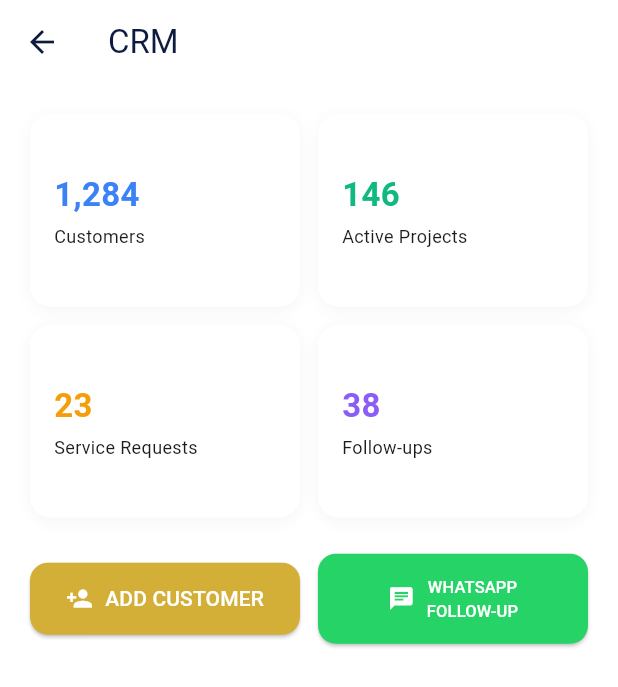
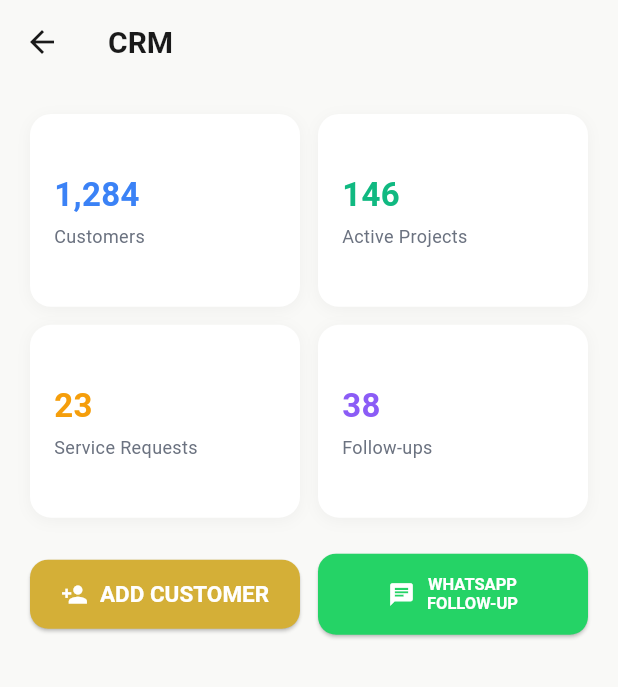
Before and after one commit to printersharitham-sketch/sign-bro, a Flutter app: the CRMPage screen opened directly, on a phone screen of 412 x 824 dp. Shown: the top 687 px of the screen. Run offline on Flutter 3.47's test engine with Material 3 defaults, Android fonts, the light colour scheme and no system bars; our stand-ins replace audioplayers, camera; Roboto replaces fonts that are missing (Poppins).

Commit message:
Update SIGN BRO: widgets, models, theme, tests (batch 2/8)

```diff
--- a/lib/main.dart
+++ b/lib/main.dart
@@ -6,6 +6,7 @@ import 'screens/ar_scan_screen.dart';
 import 'screens/projects_screen.dart';
 import 'screens/profile_screen.dart';
 import 'widgets/bottom_nav.dart';
+import 'pages/sign_bro_technology_page.dart';
 
 void main() {
   WidgetsFlutterBinding.ensureInitialized();
@@ -22,6 +23,9 @@ class SignBroApp extends StatelessWidget {
       debugShowCheckedModeBanner: false,
       theme: AppTheme.theme,
       home: const MainShell(),
+      routes: {
+        '/technologies': (_) => const SignBroTechnologyPage(),
+      },
     );
   }
 }
--- a/lib/theme/app_theme.dart
+++ b/lib/theme/app_theme.dart
@@ -5,27 +5,64 @@ class AppTheme {
   static const navy = Color(0xFF0D1B3E);
   static const cyan = Color(0xFF00D4FF);
   static const white = Colors.white;
+  static const background = Color(0xFFF9F9F7);
+  static const darkText = Color(0xFF1A1A1A);
+  static const greyText = Color(0xFF6B7280);
+  static const lightGrey = Color(0xFFF3F4F6);
 
   static ThemeData get theme => ThemeData(
     primaryColor: gold,
-    scaffoldBackgroundColor: Colors.white,
+    scaffoldBackgroundColor: background,
     fontFamily: 'Poppins',
+    colorScheme: ColorScheme.light(
+      primary: gold,
+      secondary: gold,
+      surface: white,
+    ),
     appBarTheme: const AppBarTheme(
-      backgroundColor: Colors.white,
-      foregroundColor: navy,
+      backgroundColor: background,
+      foregroundColor: darkText,
       elevation: 0,
+      centerTitle: false,
+      titleTextStyle: TextStyle(
+        color: darkText,
+        fontSize: 20,
+        fontWeight: FontWeight.bold,
+        fontFamily: 'Poppins',
+      ),
+      iconTheme: IconThemeData(color: darkText),
     ),
     elevatedButtonTheme: ElevatedButtonThemeData(
       style: ElevatedButton.styleFrom(
         backgroundColor: gold,
         foregroundColor: Colors.white,
         shape: RoundedRectangleBorder(borderRadius: BorderRadius.circular(12)),
-        padding: const EdgeInsets.symmetric(vertical: 14, horizontal: 24),
+        padding: const EdgeInsets.symmetric(vertical: 16, horizontal: 24),
+        textStyle: const TextStyle(fontWeight: FontWeight.w600, fontSize: 15),
+      ),
+    ),
+    outlinedButtonTheme: OutlinedButtonThemeData(
+      style: OutlinedButton.styleFrom(
+        foregroundColor: darkText,
+        side: const BorderSide(color: Color(0xFFE5E7EB)),
+        shape: RoundedRectangleBorder(borderRadius: BorderRadius.circular(12)),
+        padding: const EdgeInsets.symmetric(vertical: 16, horizontal: 24),
+        textStyle: const TextStyle(fontWeight: FontWeight.w600, fontSize: 15),
       ),
     ),
     cardTheme: CardThemeData(
+      color: white,
       elevation: 2,
+      shadowColor: Colors.black.withOpacity(0.08),
       shape: RoundedRectangleBorder(borderRadius: BorderRadius.circular(16)),
+    ),
+    textTheme: const TextTheme(
+      headlineLarge: TextStyle(color: darkText, fontWeight: FontWeight.bold, fontSize: 28),
+      headlineMedium: TextStyle(color: darkText, fontWeight: FontWeight.bold, fontSize: 22),
+      headlineSmall: TextStyle(color: darkText, fontWeight: FontWeight.bold, fontSize: 18),
+      bodyLarge: TextStyle(color: darkText, fontSize: 16),
+      bodyMedium: TextStyle(color: greyText, fontSize: 14),
+      bodySmall: TextStyle(color: greyText, fontSize: 12),
     ),
   );
 }
```
Also changed, not shown: lib/pages/sign_bro_technology_page.dart (added, +65 -0 lines), lib/services/quotation_engine.dart (added, +46 -0 lines), lib/services/sound_service.dart (added, +36 -0 lines), lib/settings/sound_settings.dart (added, +77 -0 lines), lib/widgets/board_type_selector.dart (added, +40 -0 lines), lib/widgets/measurement_card.dart (added, +46 -0 lines), 2 other files.
